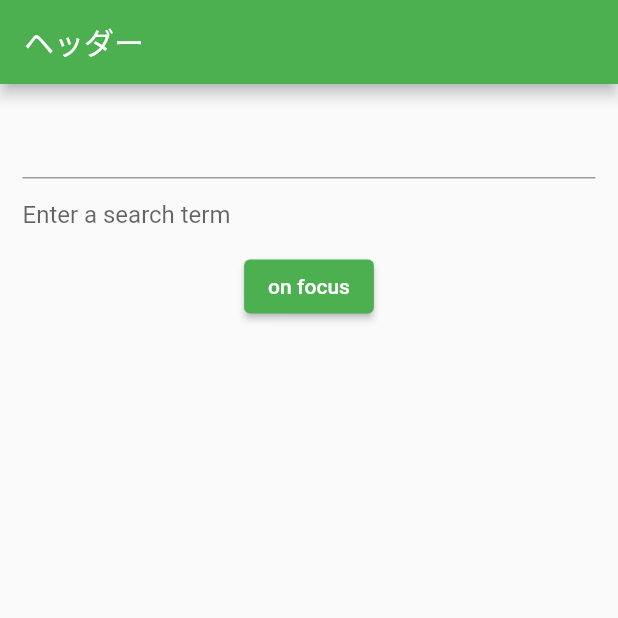
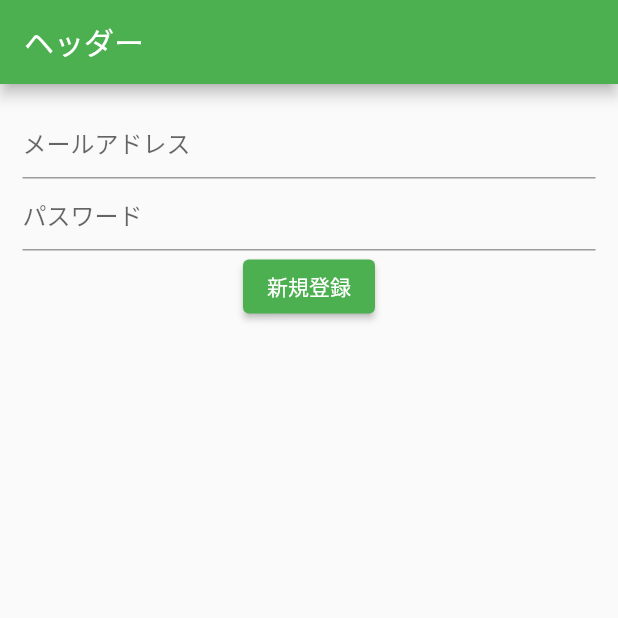
Before and after one commit to mura-work/sample_flutter, a Flutter app: the screen it shows after launch, on a phone screen of 412 x 824 dp, the top half of it. Run offline on Flutter 3.47's test engine with Material 2 defaults, Android fonts, the phone set to English and light mode, and no system bars.

Commit message:
text_fieldの値を取得

```diff
--- a/lib/main.dart
+++ b/lib/main.dart
@@ -1,5 +1,4 @@
 import 'package:flutter/material.dart';
-import 'package:sample_flutter/next_file.dart';
 
 void main() => runApp(MyApp());
 
@@ -35,6 +34,8 @@ class _MyHomePageState extends State<MyHomePage> {
   }
 
   final myFocusNode = FocusNode();
+  final myController = TextEditingController();
+  String name = "aa";
 
   @override
   Widget build(BuildContext context) {
@@ -47,19 +48,26 @@ class _MyHomePageState extends State<MyHomePage> {
         width: double.infinity,
         child: Column(
           children: [
-            TextField(),
             TextField(
               decoration: InputDecoration(
-                border: InputBorder.none,
-                hintText: 'Enter a search term',
+                hintText: 'メールアドレス',
               ),
-              focusNode: myFocusNode,
+              controller: myController,
+            ),
+            TextField(
+              decoration: InputDecoration(
+                hintText: 'パスワード',
+              ),
+              onChanged: (text) {
+                name = text;
+                print(name);
+              }
             ),
             ElevatedButton(
               onPressed: () {
-                myFocusNode.requestFocus();
+                print(myController.text);
               },
-              child: Text('on focus'),
+              child: Text('新規登録'),
             ),
           ]
         )
```
